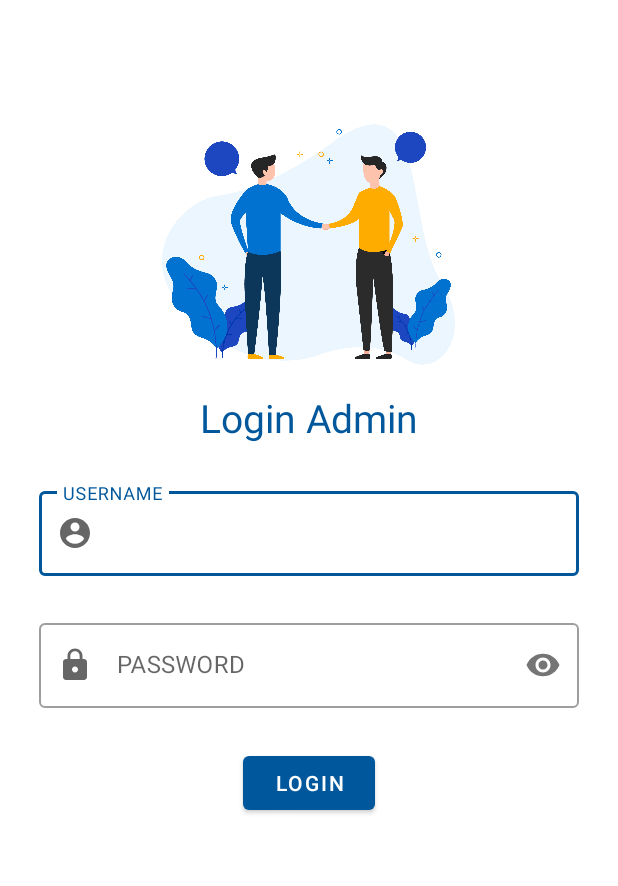
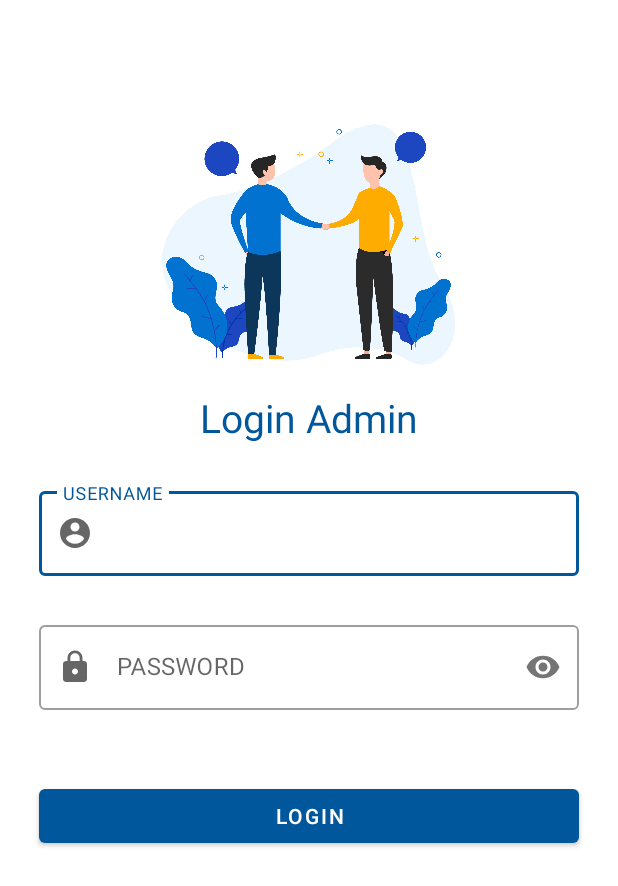
Before and after one commit to jejechristianap/KSPBandung, an Android app: the LoginActivity screen opened directly, with no data from a screen before it, on a phone screen of 412 x 824 dp. Shown: the top 886 px of the screen. Run offline under Robolectric (Android 15) with nearby library versions, the phone set to English and light mode, and no system bars; our stand-ins replace Firebase (no records; nobody signed in at launch, a user with empty details on screens opened directly), sdp/ssp sizes; plain views replace MaterialProgressBar.

Commit message:
Login XML

```diff
--- a/app/src/main/res/layout/activity_login.xml
+++ b/app/src/main/res/layout/activity_login.xml
@@ -50,9 +50,11 @@
         android:layout_height="wrap_content"
         app:startIconDrawable="@drawable/ic_account_circle"
         android:hint="@string/username"
+        app:errorEnabled="true"
         style="@style/Widget.MaterialComponents.TextInputLayout.OutlinedBox">
         <com.google.android.material.textfield.TextInputEditText
             android:id="@+id/tietUsername"
+            android:inputType="textEmailAddress"
             android:layout_width="match_parent"
             android:layout_height="wrap_content" />
     </com.google.android.material.textfield.TextInputLayout>
@@ -60,7 +62,7 @@
     <com.google.android.material.textfield.TextInputLayout
         android:id="@+id/tilPassword"
         android:layout_below="@id/tilUsername"
-        android:layout_marginTop="@dimen/_20sdp"
+        android:layout_marginTop="@dimen/_5sdp"
         android:layout_marginStart="@dimen/_20sdp"
         android:layout_marginEnd="@dimen/_20sdp"
         app:startIconDrawable="@drawable/ic_lock"
@@ -68,6 +70,7 @@
         android:layout_height="wrap_content"
         android:hint="@string/password"
         app:passwordToggleEnabled="true"
+        app:errorEnabled="true"
         style="@style/Widget.MaterialComponents.TextInputLayout.OutlinedBox">
         <com.google.android.material.textfield.TextInputEditText
             android:id="@+id/tietPassword"
@@ -83,7 +86,8 @@
         android:layout_width="wrap_content"
         android:layout_height="wrap_content"
         android:layout_marginTop="@dimen/_20sdp"
-        android:layout_centerHorizontal="true"
+        android:layout_alignStart="@id/tilPassword"
+        android:layout_alignEnd="@id/tilPassword"
         android:text="@string/login" />
 
 </RelativeLayout>
```
